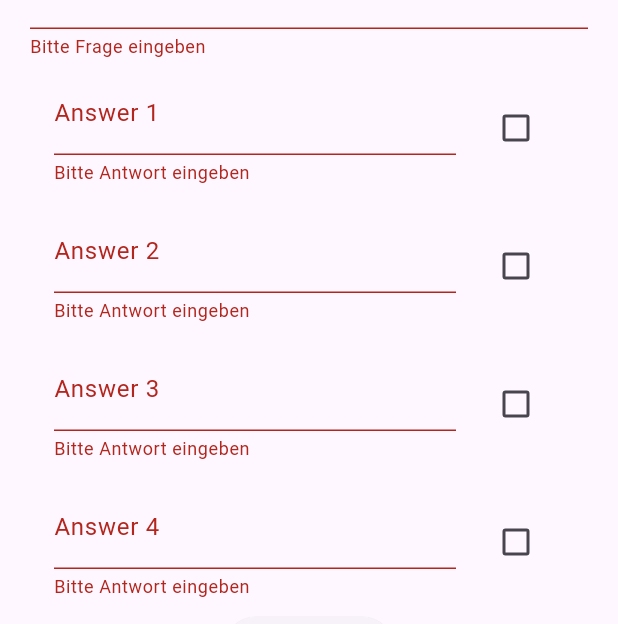
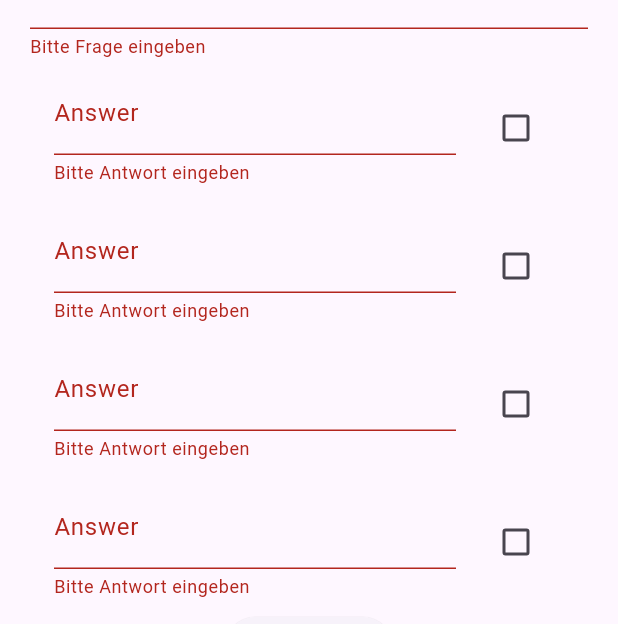
Before and after one commit to schwenske/flutter_quizz, a Flutter app: the CreateQuestions screen opened directly, after a tap on "Speichern", on a phone screen of 412 x 824 dp. Shown: the part 169-793 px from the top of the screen. Run offline on Flutter 3.47's test engine with Material 3 defaults, Android fonts, the phone set to English and light mode, and no system bars; our stand-ins replace cloud_firestore, firebase_auth, firebase_core; missing offline and left inert: firebase_ui_auth; accounts and stored records are empty.

Commit message:
fragen hinzufügen funktioniert

```diff
--- a/lib/screens/create_questions.dart
+++ b/lib/screens/create_questions.dart
@@ -1,3 +1,5 @@
+import 'dart:async';
+
 import 'package:cloud_firestore/cloud_firestore.dart';
 import 'package:flutter/material.dart';
 import 'package:flutter_quizz/data/model/question_card.dart';
@@ -15,6 +17,13 @@ class _CreateQuestionsState extends State<CreateQuestions> {
 
   String? currentQuestion;
   Map<String, bool> currentOption = <String, bool>{};
+  late List<String> answerList = [
+    'Antwort1',
+    'Antwort2',
+    'Antwort3',
+    'Antwort4'
+  ];
+  List<bool> boolList = [false, false, false, false];
 
   late final FirestoreQuestionRep firestoreQuestionRep;
 
@@ -63,17 +72,17 @@ class _CreateQuestionsState extends State<CreateQuestions> {
                     }
                   },
                 ),
-                for (var i = 0; i < 4; i++)
+                for (int i = 0; i < 4; i++)
                   ListTile(
                     title: TextFormField(
                       style: Theme.of(context)
                           .textTheme
                           .bodyLarge!
                           .copyWith(color: Colors.blue),
-                      decoration: InputDecoration(labelText: 'Answer ${i + 1}'),
-                      onSaved: (value) {
+                      decoration: InputDecoration(labelText: 'Answer'),
+                      onChanged: (value) {
                         setState(() {
-                          currentOption['Answer ${i + 1}'] = true;
+                          answerList[i] = value;
                         });
                       },
                       validator: (value) {
@@ -85,17 +94,23 @@ class _CreateQuestionsState extends State<CreateQuestions> {
                       },
                     ),
                     trailing: Checkbox(
-                      value: currentOption['Antwort ${i + 1}'] ?? false,
+                      value: boolList[i] ?? false,
                       onChanged: (value) {
                         setState(() {
-                          currentOption['Antwort ${i + 1}'] = value!;
+                          boolList[i] = value!;
                         });
                       },
                     ),
                   ),
                 ElevatedButton(
-                    onPressed: () => _addQuestionCard(),
-                    child: Text('Speichern')),
+                    onPressed: () async {
+                      currentOption[answerList[0]] = boolList[0];
+                      currentOption[answerList[1]] = boolList[1];
+                      currentOption[answerList[2]] = boolList[2];
+                      currentOption[answerList[3]] = boolList[3];
+                      _addQuestionCard();
+                    },
+                    child: const Text('Speichern')),
               ],
             ),
           ),
@@ -131,7 +146,6 @@ class _CreateQuestionsState extends State<CreateQuestions> {
           ),
         );
       }
-      print(questionCard);
       if (!mounted) return;
 
       Navigator.pop(context);
```
Also changed, not shown: lib/notes/notes.txt (added, +44 -0 lines).
